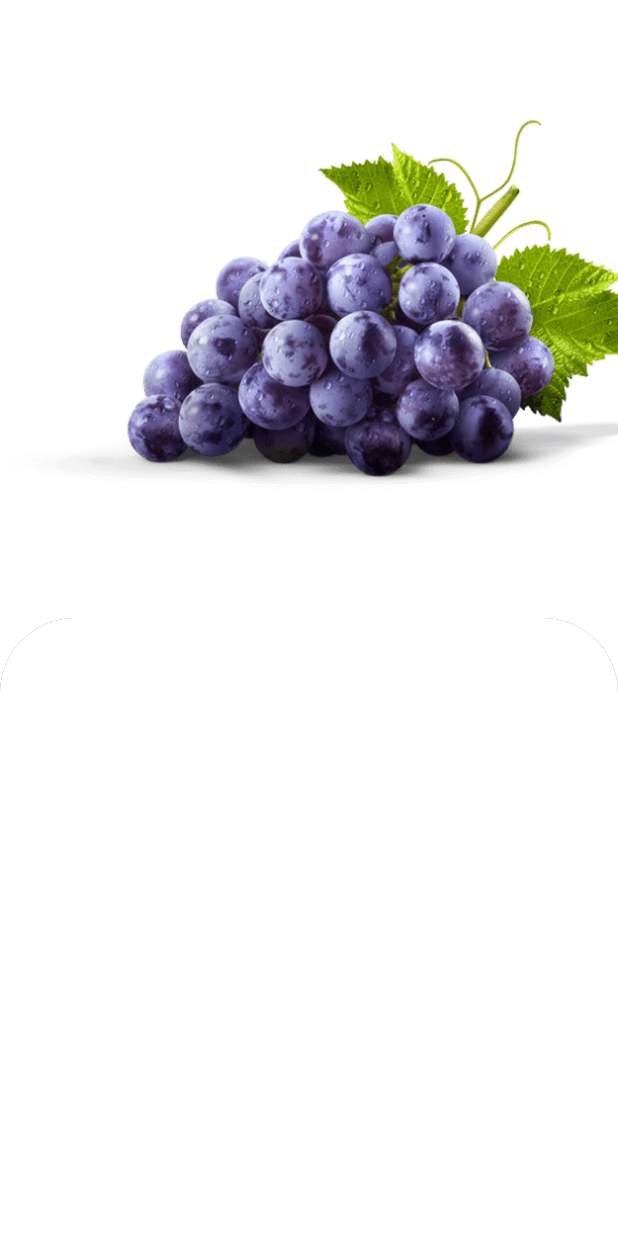
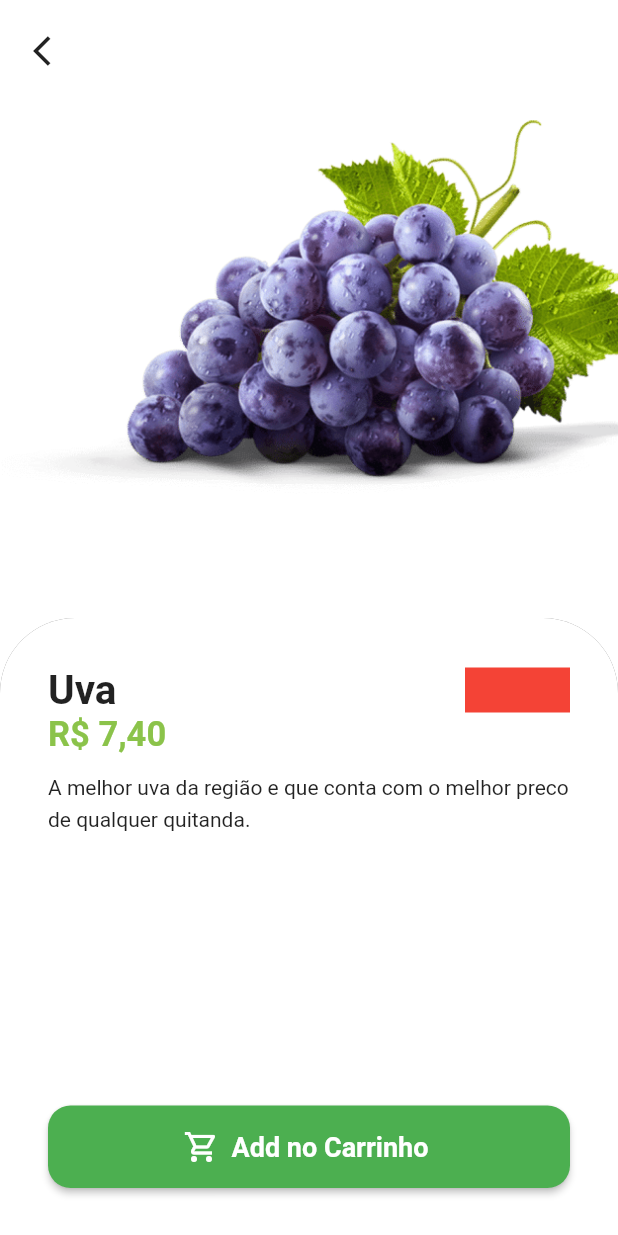
Before and after one commit to DavihFerraz/GreenGrocer, a Flutter app: the HomeTab screen opened directly, after a tap on "Uva", on a phone screen of 412 x 824 dp. Run offline on Flutter 3.47's test engine with Material 2 defaults, Android fonts, the phone set to English and light mode, and no system bars; our stand-ins replace animated_text_kit, badges, mask_text_input_formatter.

Commit message:
Update na tela de descricao do produto

```diff
--- a/lib/src/config/app_data.dart
+++ b/lib/src/config/app_data.dart
@@ -4,7 +4,7 @@
   descripition:
       'A melhor maca da região e que conta com o melhor preco de qualquer quitanda. ',
   imageUrl: 'assets/img/apple.png',
-  itemName: 'Maca',
+  itemName: 'Maçã',
   price: 5.5,
   unit: 'kg',
 );
--- a/lib/src/pages/home/components/item_tile.dart
+++ b/lib/src/pages/home/components/item_tile.dart
@@ -43,7 +43,10 @@
                 children: [
                   //Imagem
                   Expanded(
-                    child: Image.asset(item.imageUrl),
+                    child: Hero(
+                      tag: item.imageUrl,
+                      child: Image.asset(item.imageUrl),
+                    ),
                   ),
 
                   //Nome
--- a/lib/src/pages/product/product_screen.dart
+++ b/lib/src/pages/product/product_screen.dart
@@ -1,21 +1,31 @@
 import 'package:flutter/material.dart';
 import 'package:green_grocer/src/models/item_model.dart';
+import 'package:green_grocer/src/pages/auth/config/custom_colors.dart';
+import 'package:green_grocer/src/services/util_services.dart';
 
 class ProductScreen extends StatelessWidget {
-  const ProductScreen({super.key, required this.item});
+  ProductScreen({super.key, required this.item});
   final ItemModel item;
+  final UtilServices utilServices = UtilServices();
 
   @override
   Widget build(BuildContext context) {
     return Scaffold(
       backgroundColor: Colors.white.withAlpha(230),
-      body: Column(
+      body: Stack(
+        children: [
+          //Conteudo
+          Column(
             children: [
               Expanded(
+                child: Hero(
+                  tag: item.imageUrl,
                   child: Image.asset(item.imageUrl),
+                ),
               ),
               Expanded(
                 child: Container(
+                  padding: const EdgeInsets.all(32),
                   decoration: BoxDecoration(
                     color: Colors.white,
                     borderRadius: const BorderRadius.vertical(
@@ -25,9 +35,100 @@
                       BoxShadow(
                         color: Colors.grey.shade600,
                       )
-                  ]),
+                    ],
+                  ),
+                  child: Column(
+                    crossAxisAlignment: CrossAxisAlignment.stretch,
+                    children: [
+                      // Nome - Quantidade
+                      Row(
+                        children: [
+                          Expanded(
+                            child: Text(
+                              item.itemName,
+                              maxLines: 2,
+                              overflow: TextOverflow.ellipsis,
+                              style: const TextStyle(
+                                fontSize: 27,
+                                fontWeight: FontWeight.bold,
+                              ),
+                            ),
+                          ),
+                          Container(
+                            height: 30,
+                            width: 70,
+                            color: Colors.red,
+                          ),
+                        ],
+                      ),
+
+                      // Preco
+                      Text(
+                        utilServices.priceToCurrency(item.price),
+                        style: TextStyle(
+                          fontSize: 23,
+                          fontWeight: FontWeight.bold,
+                          color: CustomColors.customSwatchColor,
+                        ),
+                      ),
+
+                      // Descricao
+                      Expanded(
+                        child: Padding(
+                          // ignore: prefer_const_constructors
+                          padding: EdgeInsets.symmetric(
+                            vertical: 10,
+                          ),
+                          child: SingleChildScrollView(
+                            child: Text(
+                              item.descripition,
+                              style: const TextStyle(height: 1.5),
+                            ),
+                          ),
+                        ),
+                      ),
+
+                      // Botao
+                      SizedBox(
+                        height: 55,
+                        child: ElevatedButton.icon(
+                          style: ElevatedButton.styleFrom(
+                            shape: RoundedRectangleBorder(
+                              borderRadius: BorderRadius.circular(15),
+                            ),
+                          ),
+                          onPressed: (() {}),
+                          label: const Text(
+                            'Add no Carrinho',
+                            style: TextStyle(
+                              fontSize: 18,
+                              fontWeight: FontWeight.bold,
+                            ),
+                          ),
+                          icon: const Icon(
+                            Icons.shopping_cart_outlined,
+                            color: Colors.white,
+                          ),
+                        ),
+                      ),
+                    ],
+                  ),
                 ),
               )
+            ],
+          ),
+          Positioned(
+            left: 10,
+            top: 10,
+            child: SafeArea(
+              child: IconButton(
+                onPressed: () => Navigator.of(context).pop(),
+                icon: const Icon(
+                  Icons.arrow_back_ios,
+                ),
+              ),
+            ),
+          ),
         ],
       ),
     );
```
Lines whose indentation alone changed are shown as unchanged.
